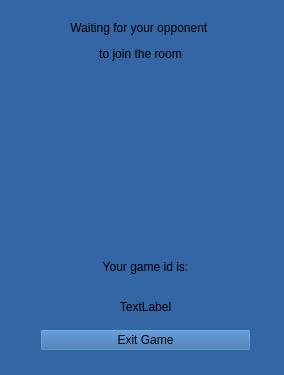
Before: the Qt Designer form GUI/WaitingWindow.ui in dnestorovic/Yamb, drawn with Qt 5.
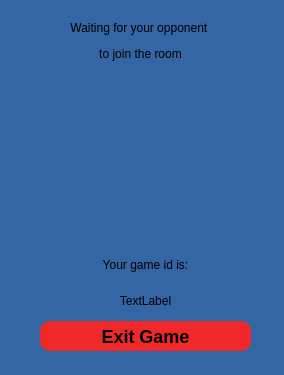
After: the same form once the commit is applied.

Commit message: feat : New look to buttons      -Added new look to buttons

Diff of the .ui file:
```diff
--- a/GUI/WaitingWindow.ui
+++ b/GUI/WaitingWindow.ui
@@ -66,13 +66,37 @@
     </item>
     <item>
      <widget class="QPushButton" name="pushButton">
+      <property name="minimumSize">
+       <size>
+        <width>0</width>
+        <height>30</height>
+       </size>
+      </property>
       <property name="font">
        <font>
-        <family>Ubuntu</family>
-        <weight>50</weight>
-        <bold>false</bold>
+        <family>Arial</family>
+        <pointsize>-1</pointsize>
+        <weight>75</weight>
+        <bold>true</bold>
        </font>
       </property>
+      <property name="styleSheet">
+       <string notr="true">QPushButton {
+	background-color:rgb(239, 41, 41);
+	border-radius:10px;
+	color:black;
+	font-family:Arial;
+	font-size:18px;
+   	font-weight:bold;
+}
+QPushButton:hover {
+	background-color:red;
+}
+QPushButton:active {
+	position:relative;
+	top:1px;
+}</string>
+      </property>
       <property name="text">
        <string>Exit Game</string>
       </property>
```
The commit also changes 3 other files.
